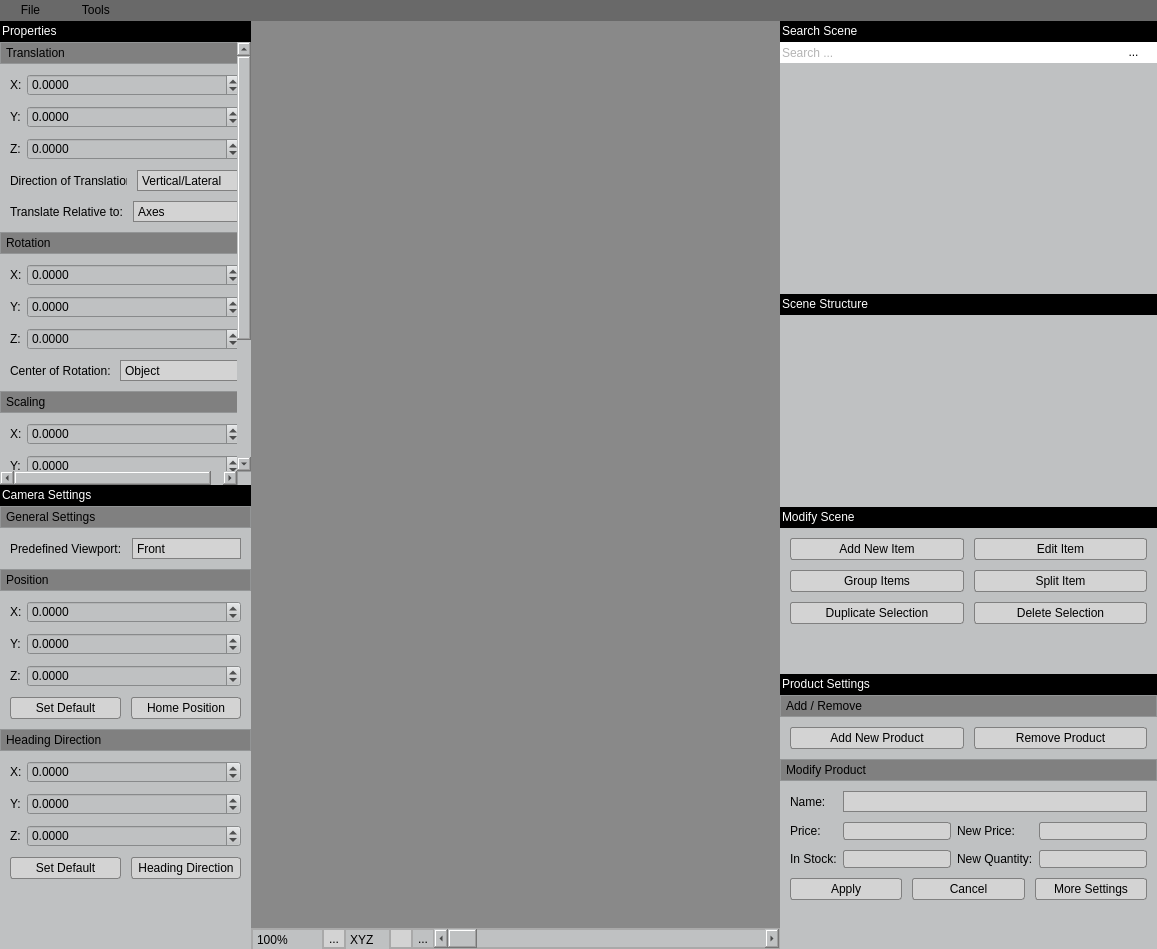
Old version of the form Dev/CorePlatform/Src/ShopScene/libShopEditor/VRShopBuilder_GUI.ui in the repository octaviansoldea/VRShop.
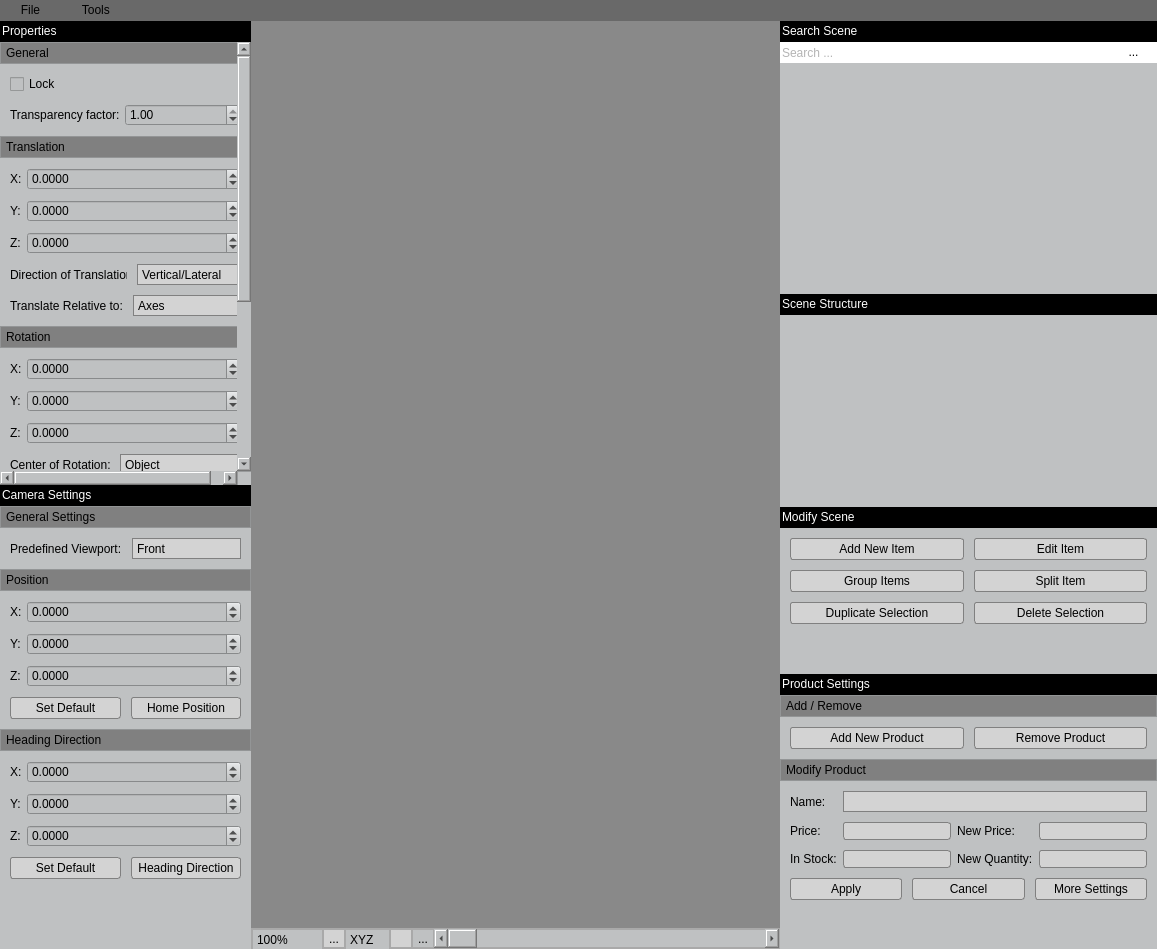
New version of the form. Icons and pictures are not drawn. Custom widgets are drawn as their Qt base class.

```diff
--- a/Dev/CorePlatform/Src/ShopScene/libShopEditor/VRShopBuilder_GUI.ui
+++ b/Dev/CorePlatform/Src/ShopScene/libShopEditor/VRShopBuilder_GUI.ui
@@ -371,9 +371,9 @@
            <property name="geometry">
             <rect>
              <x>0</x>
-             <y>-137</y>
+             <y>0</y>
              <width>239</width>
-             <height>563</height>
+             <height>704</height>
             </rect>
            </property>
            <layout class="QVBoxLayout" name="verticalLayout_8">
@@ -393,7 +393,7 @@
              <number>0</number>
             </property>
             <item>
-             <widget class="QFrame" name="verticalFrameTranslation">
+             <widget class="QFrame" name="verticalFrameGeneral">
               <property name="sizePolicy">
                <sizepolicy hsizetype="Preferred" vsizetype="Preferred">
                 <horstretch>0</horstretch>
@@ -420,40 +420,153 @@
                 <number>0</number>
                </property>
                <item>
+                <widget class="QPushButton" name="m_pPushButtonGeneral_Header">
+                 <property name="enabled">
+                  <bool>true</bool>
+                 </property>
+                 <property name="sizePolicy">
+                  <sizepolicy hsizetype="Expanding" vsizetype="Fixed">
+                   <horstretch>0</horstretch>
+                   <verstretch>0</verstretch>
+                  </sizepolicy>
+                 </property>
+                 <property name="minimumSize">
+                  <size>
+                   <width>0</width>
+                   <height>20</height>
+                  </size>
+                 </property>
+                 <property name="maximumSize">
+                  <size>
+                   <width>16777215</width>
+                   <height>20</height>
+                  </size>
+                 </property>
+                 <property name="cursor">
+                  <cursorShape>ArrowCursor</cursorShape>
+                 </property>
+                 <property name="mouseTracking">
+                  <bool>true</bool>
+                 </property>
+                 <property name="focusPolicy">
+                  <enum>Qt::NoFocus</enum>
+                 </property>
+                 <property name="autoFillBackground">
+                  <bool>false</bool>
+                 </property>
+                 <property name="styleSheet">
+                  <string notr="true">QPushButton {
+	background-color: gray;
+	border: 0px;
+	border-radius: 0px;
+	text-align: left;
+	padding-left: 5px;
+}
+</string>
+                 </property>
+                 <property name="text">
+                  <string>General </string>
+                 </property>
+                 <property name="iconSize">
+                  <size>
+                   <width>10</width>
+                   <height>10</height>
+                  </size>
+                 </property>
+                 <property name="checkable">
+                  <bool>true</bool>
+                 </property>
+                 <property name="checked">
+                  <bool>true</bool>
+                 </property>
+                 <property name="flat">
+                  <bool>true</bool>
+                 </property>
+                </widget>
+               </item>
+              </layout>
+             </widget>
+            </item>
+            <item>
+             <widget class="QWidget" name="m_pGeneralWidget" native="true">
+              <layout class="QFormLayout" name="m_pGeneralLayout">
+               <property name="horizontalSpacing">
+                <number>5</number>
+               </property>
+               <property name="verticalSpacing">
+                <number>10</number>
+               </property>
+               <property name="leftMargin">
+                <number>10</number>
+               </property>
+               <property name="topMargin">
+                <number>10</number>
+               </property>
+               <property name="rightMargin">
+                <number>10</number>
+               </property>
+               <property name="bottomMargin">
+                <number>10</number>
+               </property>
+               <item row="0" column="0">
+                <widget class="QCheckBox" name="m_pCheckBoxLock">
+                 <property name="text">
+                  <string>Lock</string>
+                 </property>
+                </widget>
+               </item>
+               <item row="1" column="0">
+                <widget class="QLabel" name="label_3">
+                 <property name="text">
+                  <string>Transparency factor:</string>
+                 </property>
+                </widget>
+               </item>
+               <item row="1" column="1">
+                <widget class="QDoubleSpinBox" name="m_pSpinBoxTransparency">
+                 <property name="maximum">
+                  <double>1.000000000000000</double>
+                 </property>
+                 <property name="singleStep">
+                  <double>0.010000000000000</double>
+                 </property>
+                 <property name="value">
+                  <double>1.000000000000000</double>
+                 </property>
+                </widget>
+               </item>
+              </layout>
+             </widget>
+            </item>
+            <item>
+             <widget class="QFrame" name="verticalFrameTranslation">
+              <property name="styleSheet">
+               <string notr="true">background-color:rgb(191,193,194)</string>
+              </property>
+              <property name="frameShape">
+               <enum>QFrame::StyledPanel</enum>
+              </property>
+              <property name="frameShadow">
+               <enum>QFrame::Plain</enum>
+              </property>
+              <layout class="QVBoxLayout" name="verticalLayout">
+               <property name="spacing">
+                <number>0</number>
+               </property>
+               <property name="leftMargin">
+                <number>0</number>
+               </property>
+               <property name="topMargin">
+                <number>0</number>
+               </property>
+               <property name="rightMargin">
+                <number>0</number>
+               </property>
+               <property name="bottomMargin">
+                <number>0</number>
+               </property>
+               <item>
                 <widget class="QPushButton" name="m_pPushButtonTranslation_Header">
-                 <property name="enabled">
-                  <bool>true</bool>
-                 </property>
-                 <property name="sizePolicy">
-                  <sizepolicy hsizetype="Expanding" vsizetype="Fixed">
-                   <horstretch>0</horstretch>
-                   <verstretch>0</verstretch>
-                  </sizepolicy>
-                 </property>
-                 <property name="minimumSize">
-                  <size>
-                   <width>0</width>
-                   <height>20</height>
-                  </size>
-                 </property>
-                 <property name="maximumSize">
-                  <size>
-                   <width>16777215</width>
-                   <height>20</height>
-                  </size>
-                 </property>
-                 <property name="cursor">
-                  <cursorShape>ArrowCursor</cursorShape>
-                 </property>
-                 <property name="mouseTracking">
-                  <bool>true</bool>
-                 </property>
-                 <property name="focusPolicy">
-                  <enum>Qt::NoFocus</enum>
-                 </property>
-                 <property name="autoFillBackground">
-                  <bool>false</bool>
-                 </property>
                  <property name="styleSheet">
                   <string notr="true">QPushButton {
 	background-color: gray;
@@ -467,21 +580,12 @@
                  <property name="text">
                   <string>Translation</string>
                  </property>
-                 <property name="iconSize">
-                  <size>
-                   <width>10</width>
-                   <height>10</height>
-                  </size>
-                 </property>
                  <property name="checkable">
                   <bool>true</bool>
                  </property>
                  <property name="checked">
                   <bool>true</bool>
                  </property>
-                 <property name="flat">
-                  <bool>true</bool>
-                 </property>
                 </widget>
                </item>
               </layout>
```
Left out of the diff: 112 changed lines with no effect on the pictures.
